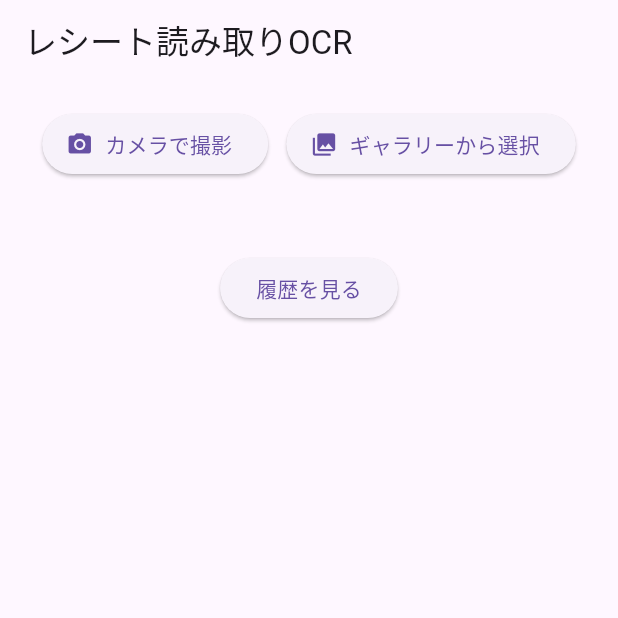
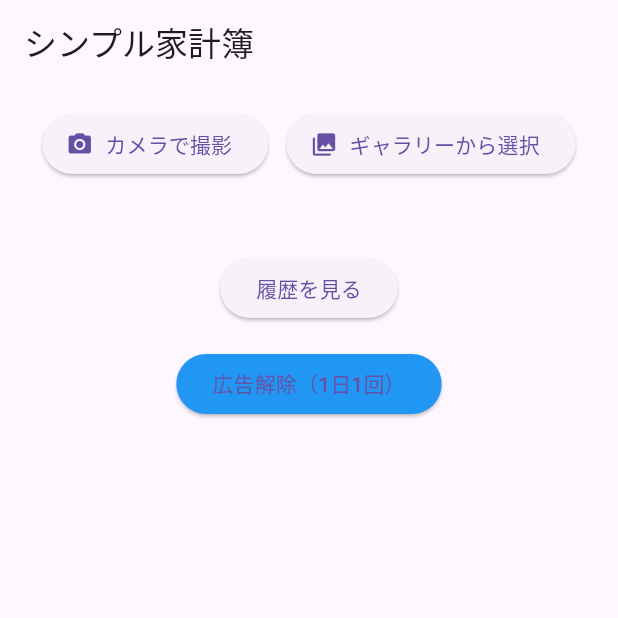
Before and after one commit to yonemori950/receipt_kakeibo, a Flutter app: the screen it shows after launch, on a phone screen of 412 x 824 dp, the top half of it. Run offline on Flutter 3.47's test engine with Material 3 defaults, Android fonts, the phone set to English and light mode, and no system bars; our stand-ins replace google_mobile_ads, image_picker, permission_handler, shared_preferences, sqflite; missing offline and left inert: google_mlkit_text_recognition; accounts and stored records are empty; network calls fail.

Commit message:
コミットする

```diff
--- a/lib/main.dart
+++ b/lib/main.dart
@@ -77,6 +77,7 @@ class _OCRScreenState extends State<OCRScreen> {
   bool _isRewardedAdLoaded = false;
   int _registrationCount = 0;
   static const int REWARD_INTERVAL = 3; // 3回ごとにリワード広告
+  DateTime? _lastRewardShownDate; // 最後にリワードを表示した日付
 
   @override
   void initState() {
@@ -85,6 +86,7 @@ class _OCRScreenState extends State<OCRScreen> {
     _loadBannerAd();
     _loadRewardedAd();
     _loadRegistrationCount();
+    _loadLastRewardShownDate();
   }
 
   void _loadBannerAd() {
@@ -163,18 +165,20 @@ class _OCRScreenState extends State<OCRScreen> {
           // 広告が表示された時のメッセージ
           ScaffoldMessenger.of(context).showSnackBar(
             SnackBar(
-              content: Text('📺 リワード広告を視聴してください'),
+              content: Text('📺 広告解除のため動画をご視聴ください'),
               duration: Duration(seconds: 3),
               backgroundColor: Colors.orange,
             ),
           );
+          // 最後に表示した日付を保存
+          _saveLastRewardShownDate();
         },
       );
 
       _rewardedAd!.show(onUserEarnedReward: (ad, reward) {
         ScaffoldMessenger.of(context).showSnackBar(
           SnackBar(
-            content: Text('🎉 リワードを獲得しました！'),
+            content: Text('🎉 広告が解除されました！'),
             backgroundColor: Colors.green,
           ),
         );
@@ -268,14 +272,44 @@ class _OCRScreenState extends State<OCRScreen> {
     });
   }
 
+  Future<void> _loadLastRewardShownDate() async {
+    final prefs = await SharedPreferences.getInstance();
+    final lastShownTimestamp = prefs.getInt('last_reward_shown_timestamp');
+    if (lastShownTimestamp != null) {
+      setState(() {
+        _lastRewardShownDate = DateTime.fromMillisecondsSinceEpoch(lastShownTimestamp);
+      });
+    }
+  }
+
+  Future<void> _saveLastRewardShownDate() async {
+    final prefs = await SharedPreferences.getInstance();
+    final now = DateTime.now();
+    await prefs.setInt('last_reward_shown_timestamp', now.millisecondsSinceEpoch);
+    setState(() {
+      _lastRewardShownDate = now;
+    });
+  }
+
+  bool _canShowReward() {
+    if (_lastRewardShownDate == null) {
+      return true;
+    }
+    final now = DateTime.now();
+    final difference = now.difference(_lastRewardShownDate!);
+    return difference.inDays >= 1;
+  }
+
   @override
   Widget build(BuildContext context) {
     return Scaffold(
-      appBar: AppBar(title: Text('レシート読み取りOCR')),
-      body: Column(
+      appBar: AppBar(title: Text('シンプル家計簿')),
+      body: SafeArea(
+        child: Column(
           children: [
+            // メインコンテンツ（スクロール可能）
             Expanded(
-            child: Padding(
+              child: SingleChildScrollView(
                 padding: const EdgeInsets.all(16.0),
                 child: Column(
                   children: [
@@ -302,10 +336,12 @@ class _OCRScreenState extends State<OCRScreen> {
                         controller: _dateController,
                         decoration: InputDecoration(labelText: '日付'),
                       ),
+                      SizedBox(height: 8),
                       TextField(
                         controller: _storeController,
                         decoration: InputDecoration(labelText: '店舗名'),
                       ),
+                      SizedBox(height: 8),
                       TextField(
                         controller: _amountController,
                         decoration: InputDecoration(labelText: '金額'),
@@ -340,7 +376,7 @@ class _OCRScreenState extends State<OCRScreen> {
                             );
 
                             // 3回ごとにダイアログ表示してリワード広告を表示
-                          if (newCount % REWARD_INTERVAL == 0) {
+                            if (newCount % REWARD_INTERVAL == 0 && _canShowReward()) {
                               _showRewardedAdDialog();
                             }
 
@@ -368,11 +404,41 @@ class _OCRScreenState extends State<OCRScreen> {
                       child: Text('履歴を見る'),
                     ),
                     SizedBox(height: 16),
-                  Expanded(
-                    child: SingleChildScrollView(
-                      child: Text(extractedText),
+                    ElevatedButton(
+                      onPressed: () {
+                        if (_canShowReward()) {
+                          _showRewardedAdDialog();
+                        } else {
+                          final remainingHours = 24 - DateTime.now().difference(_lastRewardShownDate!).inHours;
+                          ScaffoldMessenger.of(context).showSnackBar(
+                            SnackBar(
+                              content: Text('広告解除は${remainingHours}時間後に再度可能です'),
+                              backgroundColor: Colors.orange,
                             ),
-                  )
+                          );
+                        }
+                      },
+                      style: ElevatedButton.styleFrom(
+                        backgroundColor: _canShowReward() ? Colors.blue : Colors.grey,
+                      ),
+                      child: Text(_canShowReward() ? '広告解除（1日1回）' : '広告解除（1日1回）'),
+                    ),
+                    SizedBox(height: 16),
+                    // 抽出されたテキストの表示
+                    if (extractedText.isNotEmpty)
+                      Container(
+                        width: double.infinity,
+                        padding: EdgeInsets.all(8),
+                        decoration: BoxDecoration(
+                          border: Border.all(color: Colors.grey),
+                          borderRadius: BorderRadius.circular(4),
+                        ),
+                        child: Text(
+                          extractedText,
+                          style: TextStyle(fontSize: 12),
+                        ),
+                      ),
+                    SizedBox(height: 16),
                   ],
                 ),
               ),
@@ -386,6 +452,7 @@ class _OCRScreenState extends State<OCRScreen> {
               ),
           ],
         ),
+      ),
     );
   }
 }
```
Lines whose indentation alone changed are shown as unchanged.
